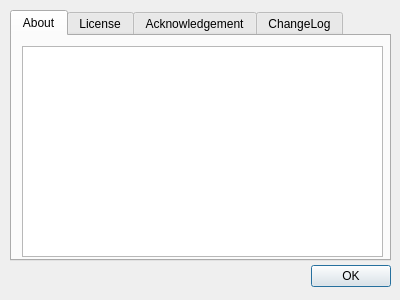
plus7/Qween, file aboutdialog.ui: the form before one commit.
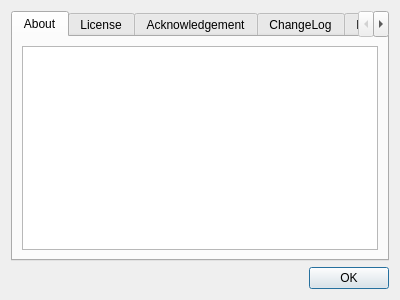
The form after the commit.

Commit message: Define Ctrl+Q accelerator key. Display commit id in debug tab.

The edit to the form file:
```diff
--- a/aboutdialog.ui
+++ b/aboutdialog.ui
@@ -13,31 +13,9 @@
   <property name="windowTitle">
    <string>Qweenについて</string>
   </property>
-  <widget class="QDialogButtonBox" name="buttonBox">
-   <property name="geometry">
-    <rect>
-     <x>210</x>
-     <y>260</y>
-     <width>181</width>
-     <height>32</height>
-    </rect>
-   </property>
-   <property name="orientation">
-    <enum>Qt::Horizontal</enum>
-   </property>
-   <property name="standardButtons">
-    <set>QDialogButtonBox::Ok</set>
-   </property>
-  </widget>
+  <layout class="QVBoxLayout" name="verticalLayout_2">
+   <item>
   <widget class="QTabWidget" name="tabWidget">
-   <property name="geometry">
-    <rect>
-     <x>10</x>
-     <y>10</y>
-     <width>381</width>
-     <height>251</height>
-    </rect>
-   </property>
    <property name="currentIndex">
     <number>0</number>
    </property>
@@ -45,30 +23,19 @@
     <attribute name="title">
      <string>About</string>
     </attribute>
-    <widget class="QTextBrowser" name="textBrowser_about">
-     <property name="geometry">
-      <rect>
-       <x>10</x>
-       <y>10</y>
-       <width>361</width>
-       <height>211</height>
-      </rect>
-     </property>
-    </widget>
+      <layout class="QVBoxLayout" name="verticalLayout">
+       <item>
+        <widget class="QTextBrowser" name="textBrowser_about"/>
+       </item>
+      </layout>
    </widget>
    <widget class="QWidget" name="tab_2">
     <attribute name="title">
      <string>License</string>
     </attribute>
+      <layout class="QVBoxLayout" name="verticalLayout_4">
+       <item>
     <widget class="QTextEdit" name="textEdit_3">
-     <property name="geometry">
-      <rect>
-       <x>10</x>
-       <y>10</y>
-       <width>351</width>
-       <height>201</height>
-      </rect>
-     </property>
      <property name="html">
       <string>&lt;!DOCTYPE HTML PUBLIC &quot;-//W3C//DTD HTML 4.0//EN&quot; &quot;http://www.w3.org/TR/REC-html40/strict.dtd&quot;&gt;
 &lt;html&gt;&lt;head&gt;&lt;meta name=&quot;qrichtext&quot; content=&quot;1&quot; /&gt;&lt;style type=&quot;text/css&quot;&gt;
@@ -187,20 +154,16 @@
 &lt;p style=&quot; margin-top:12px; margin-bottom:12px; margin-left:0px; margin-right:0px; -qt-block-indent:0; text-indent:0px;&quot;&gt;END OF TERMS AND CONDITIONS &lt;/p&gt;&lt;/body&gt;&lt;/html&gt;</string>
      </property>
     </widget>
+       </item>
+      </layout>
    </widget>
    <widget class="QWidget" name="tab_3">
     <attribute name="title">
      <string>Acknowledgement</string>
     </attribute>
+      <layout class="QVBoxLayout" name="verticalLayout_5">
+       <item>
     <widget class="QTextEdit" name="textEdit_2">
-     <property name="geometry">
-      <rect>
-       <x>10</x>
-       <y>10</y>
-       <width>351</width>
-       <height>201</height>
-      </rect>
-     </property>
      <property name="html">
       <string>&lt;!DOCTYPE HTML PUBLIC &quot;-//W3C//DTD HTML 4.0//EN&quot; &quot;http://www.w3.org/TR/REC-html40/strict.dtd&quot;&gt;
 &lt;html&gt;&lt;head&gt;&lt;meta name=&quot;qrichtext&quot; content=&quot;1&quot; /&gt;&lt;style type=&quot;text/css&quot;&gt;
@@ -211,20 +174,16 @@
 &lt;p style=&quot;-qt-paragraph-type:empty; margin-top:16px; margin-bottom:12px; margin-left:0px; margin-right:0px; -qt-block-indent:0; text-indent:0px;&quot;&gt;&lt;/p&gt;&lt;/body&gt;&lt;/html&gt;</string>
      </property>
     </widget>
+       </item>
+      </layout>
    </widget>
    <widget class="QWidget" name="tab_4">
     <attribute name="title">
      <string>ChangeLog</string>
     </attribute>
+      <layout class="QVBoxLayout" name="verticalLayout_6">
+       <item>
     <widget class="QTextEdit" name="textEdit">
-     <property name="geometry">
-      <rect>
-       <x>10</x>
-       <y>10</y>
-       <width>351</width>
-       <height>201</height>
-      </rect>
-     </property>
      <property name="html">
       <string>&lt;!DOCTYPE HTML PUBLIC &quot;-//W3C//DTD HTML 4.0//EN&quot; &quot;http://www.w3.org/TR/REC-html40/strict.dtd&quot;&gt;
 &lt;html&gt;&lt;head&gt;&lt;meta name=&quot;qrichtext&quot; content=&quot;1&quot; /&gt;&lt;style type=&quot;text/css&quot;&gt;
@@ -234,8 +193,32 @@
 &lt;p style=&quot; margin-top:0px; margin-bottom:0px; margin-left:30px; margin-right:0px; -qt-block-indent:0; text-indent:0px;&quot;&gt;初公開バージョン&lt;/p&gt;&lt;/body&gt;&lt;/html&gt;</string>
      </property>
     </widget>
-   </widget>
-  </widget>
+       </item>
+      </layout>
+     </widget>
+     <widget class="QWidget" name="tab_5">
+      <attribute name="title">
+       <string>Debug</string>
+      </attribute>
+      <layout class="QVBoxLayout" name="verticalLayout_3">
+       <item>
+        <widget class="QPlainTextEdit" name="textEdit_debug"/>
+       </item>
+      </layout>
+     </widget>
+    </widget>
+   </item>
+   <item>
+    <widget class="QDialogButtonBox" name="buttonBox">
+     <property name="orientation">
+      <enum>Qt::Horizontal</enum>
+     </property>
+     <property name="standardButtons">
+      <set>QDialogButtonBox::Ok</set>
+     </property>
+    </widget>
+   </item>
+  </layout>
  </widget>
  <resources/>
  <connections>
```
Lines whose indentation alone changed are shown as unchanged. The commit also changes 3 other files.
